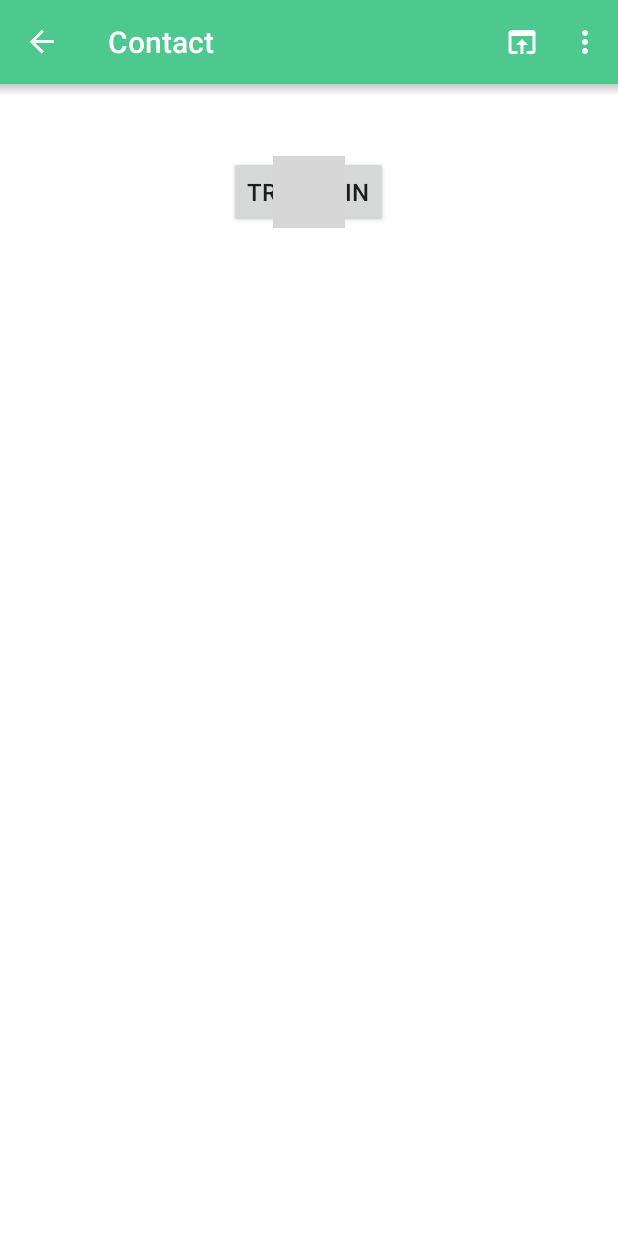
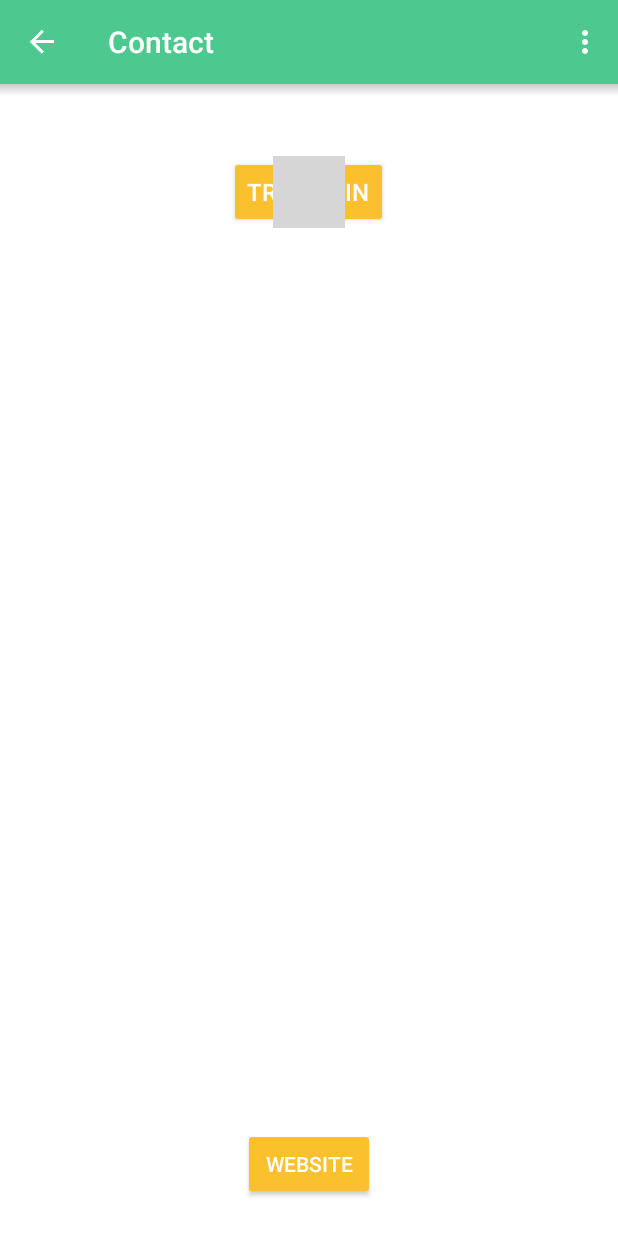
Before and after one commit to stedi-akk/LSPortfolio, an Android app: the fragment ContactFragment placed in its activity, on a phone screen of 412 x 824 dp. Run offline under Robolectric (Android 15) with nearby library versions, the phone set to English and light mode, and no system bars; our stand-ins replace ButterKnife, Dagger/Hilt's generated code, Picasso; libraries missing offline, so code that uses them is left out: rx.schedulers; plain views replace ProgressView; pictures from the network do not load; 2 statements that could not run were skipped; grey boxes are pictures that could not be loaded.

Commit message:
fixes and improvements

```diff
--- a/app/src/main/java/com/stedi/lsportfolio/ui/fragments/ContactFragment.java
+++ b/app/src/main/java/com/stedi/lsportfolio/ui/fragments/ContactFragment.java
@@ -27,6 +27,7 @@ import javax.inject.Inject;
 
 import butterknife.BindView;
 import butterknife.ButterKnife;
+import butterknife.OnClick;
 import butterknife.Unbinder;
 
 public class ContactFragment extends Fragment {
@@ -80,9 +81,6 @@ public class ContactFragment extends Fragment {
     @Override
     public boolean onOptionsItemSelected(MenuItem item) {
         switch (item.getItemId()) {
-            case R.id.action_more_info:
-                moreInfo();
-                return true;
             case R.id.action_reload:
                 loadPage();
                 return true;
@@ -100,13 +98,8 @@ public class ContactFragment extends Fragment {
         unbinder.unbind();
     }
 
-    private void loadPage() {
-        progressView.setVisibility(View.VISIBLE);
-        webView.setVisibility(View.INVISIBLE);
-        webView.loadUrl("http://public.looksoft.pl/portfolio/kontakt.html");
-    }
-
-    private void moreInfo() {
+    @OnClick(R.id.contact_fragment_btn_website)
+    public void onWebsiteClick(View v) {
         try {
             String url = String.format("http://www.looksoft.pl/?lang=%s", StaticUtils.getSupportedLanguage());
             startActivity(new Intent(Intent.ACTION_VIEW, Uri.parse(url)));
@@ -115,4 +108,10 @@ public class ContactFragment extends Fragment {
             contextUtils.showToast(R.string.unknown_error);
         }
     }
+
+    private void loadPage() {
+        progressView.setVisibility(View.VISIBLE);
+        webView.setVisibility(View.INVISIBLE);
+        webView.loadUrl("http://public.looksoft.pl/portfolio/kontakt.html");
+    }
 }
--- a/app/src/main/res/layout/contact_fragment.xml
+++ b/app/src/main/res/layout/contact_fragment.xml
@@ -1,10 +1,6 @@
 <?xml version="1.0" encoding="utf-8"?>
-<android.support.v4.widget.NestedScrollView xmlns:android="http://schemas.android.com/apk/res/android"
+<FrameLayout xmlns:android="http://schemas.android.com/apk/res/android"
     xmlns:app="http://schemas.android.com/apk/res-auto"
-    android:layout_width="match_parent"
-    android:layout_height="match_parent">
-
-    <FrameLayout
     android:layout_width="match_parent"
     android:layout_height="match_parent">
 
@@ -23,6 +19,13 @@
         app:pv_circular="true"
         app:pv_progressMode="indeterminate"
         app:pv_progressStyle="@style/MaterialProgress" />
+
+    <Button
+        android:id="@+id/contact_fragment_btn_website"
+        android:layout_width="wrap_content"
+        android:layout_height="wrap_content"
+        android:layout_gravity="bottom|center_horizontal"
+        android:layout_marginBottom="24dp"
+        android:textColor="@color/white"
+        android:text="@string/website" />
 </FrameLayout>
-
-</android.support.v4.widget.NestedScrollView>
--- a/app/src/main/res/layout/drawer_activity.xml
+++ b/app/src/main/res/layout/drawer_activity.xml
@@ -28,7 +28,7 @@
         <FrameLayout
             android:id="@+id/drawer_activity_content_holder"
             android:layout_width="match_parent"
-            android:layout_height="wrap_content"
+            android:layout_height="match_parent"
             app:layout_behavior="@string/appbar_scrolling_view_behavior">
 
             <FrameLayout
--- a/app/src/main/res/layout/ls_all_apps_fragment.xml
+++ b/app/src/main/res/layout/ls_all_apps_fragment.xml
@@ -37,6 +37,7 @@
             android:layout_height="wrap_content"
             android:layout_marginTop="48dp"
             android:text="@string/try_again"
+            android:textColor="@color/white"
             android:textSize="@dimen/text_medium"
             android:visibility="gone" />
 
--- a/app/src/main/res/layout/ls_app_activity.xml
+++ b/app/src/main/res/layout/ls_app_activity.xml
@@ -103,7 +103,7 @@
                     android:background="?attr/selectableItemBackground"
                     android:drawableTop="@drawable/ic_open_in_browser_black"
                     android:gravity="center_horizontal"
-                    android:text="@string/open_in_browser"
+                    android:text="@string/view_on_our_website"
                     android:textColor="@color/grey_dark" />
 
                 <LinearLayout
--- a/app/src/main/res/menu/contact_fragment.xml
+++ b/app/src/main/res/menu/contact_fragment.xml
@@ -1,11 +1,6 @@
 <?xml version="1.0" encoding="utf-8"?>
 <menu xmlns:android="http://schemas.android.com/apk/res/android"
     xmlns:app="http://schemas.android.com/apk/res-auto">
-    <item
-        android:id="@+id/action_more_info"
-        android:icon="@drawable/ic_open_in_browser_white"
-        android:title="@string/more_info"
-        app:showAsAction="ifRoom" />
     <item
         android:id="@+id/action_reload"
         android:title="@string/reload"
--- a/app/src/main/res/values/strings.xml
+++ b/app/src/main/res/values/strings.xml
@@ -19,10 +19,10 @@
     </string>
     <string name="source_code">Source code</string>
     <string name="ok" translatable="false">OK</string>
-    <string name="open_in_browser">Open in browser</string>
+    <string name="view_on_our_website">View on our website</string>
     <string name="reload">Reload</string>
-    <string name="clear_cache">Clear cache</string>
-    <string name="more_info">More info</string>
+    <string name="clear_cache">Clear WebView cache</string>
+    <string name="website">Website</string>
     <string name="work_with_us">Work with us!</string>
     <string name="want_create_application">Want to create an application?</string>
     <string name="currently_not_possible">Currently not possible :(</string>
--- a/app/src/main/res/values/styles.xml
+++ b/app/src/main/res/values/styles.xml
@@ -4,6 +4,7 @@
         <item name="colorPrimary">@color/palette_primary</item>
         <item name="colorPrimaryDark">@color/palette_primary_dark</item>
         <item name="colorAccent">@color/palette_accent</item>
+        <item name="colorButtonNormal">@color/palette_accent</item>
         <item name="android:windowBackground">@color/palette_window_background</item>
     </style>
 
```
Also changed, not shown: app/src/main/res/drawable-hdpi/ic_open_in_browser_white.png (deleted), app/src/main/res/drawable-mdpi/ic_open_in_browser_white.png (deleted), app/src/main/res/drawable-xhdpi/ic_open_in_browser_white.png (deleted), app/src/main/res/drawable-xxhdpi/ic_open_in_browser_white.png (deleted), app/src/main/res/drawable-xxxhdpi/ic_open_in_browser_white.png (deleted), 2 other files. Lines whose indentation alone changed are shown as unchanged.
